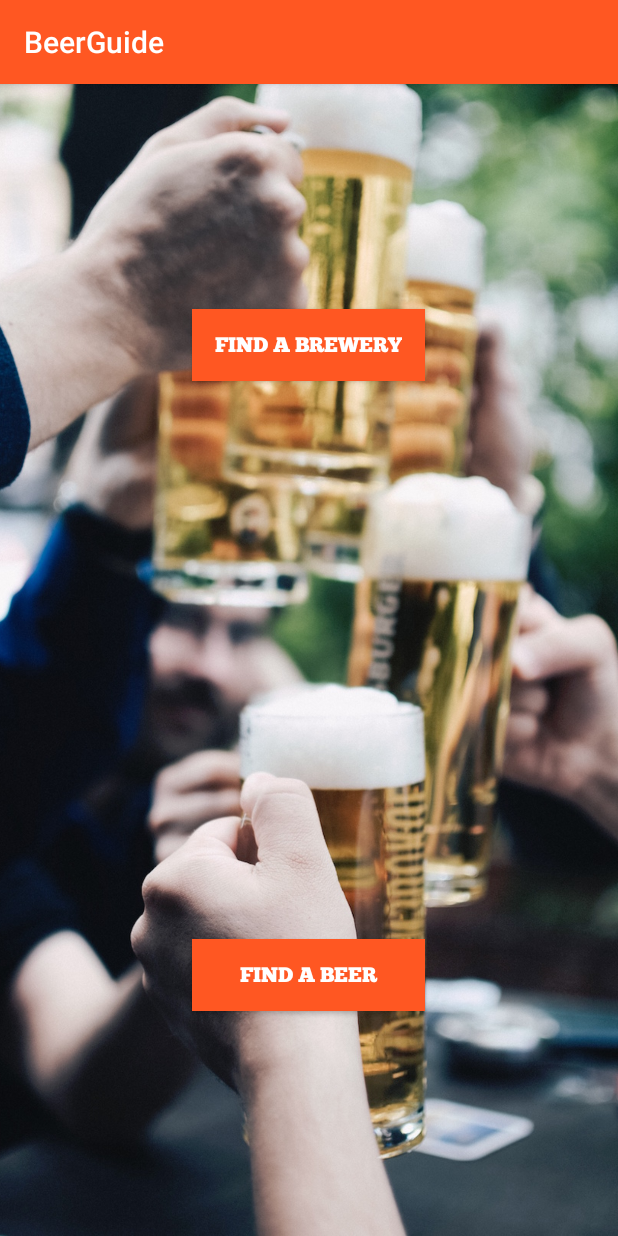
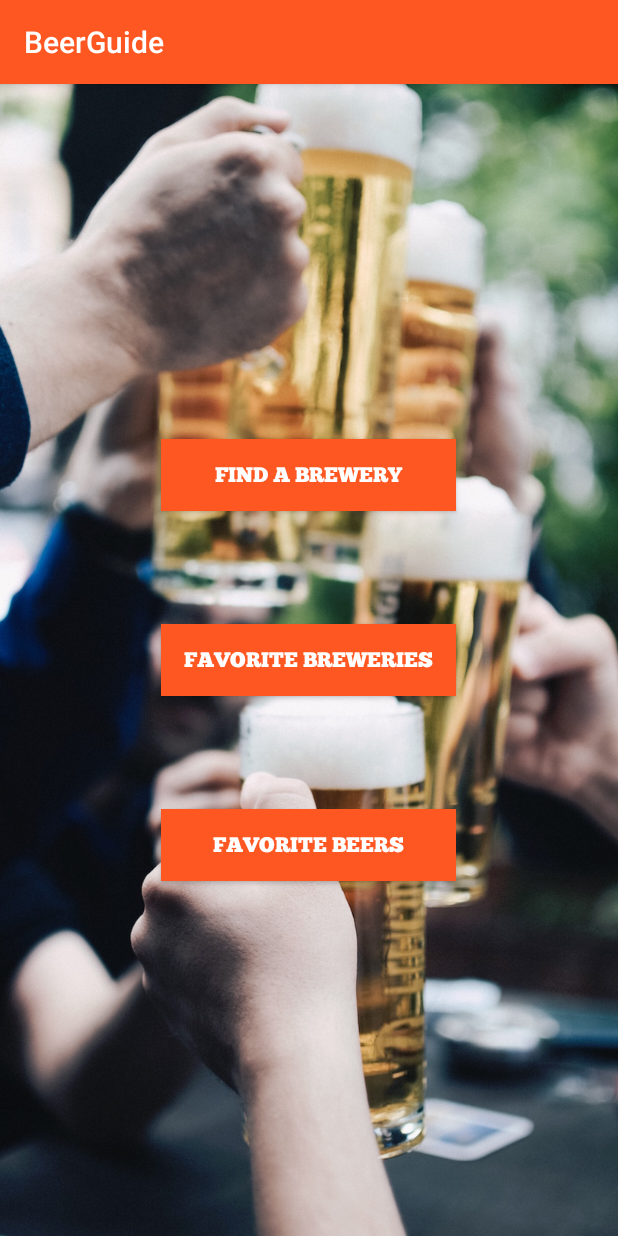
Before and after one commit to crneff84/BeerGuide, an Android app: the screen it shows after launch (MainActivity), on a phone screen of 412 x 824 dp. Run offline under Robolectric (Android 15) with nearby library versions, the phone set to English and light mode, and no system bars; our stand-ins replace ButterKnife.

Commit message:
add styling to beer and brewery activiies and fix edit text boxes to single line

```diff
--- a/app/src/main/java/com/epicodus/beerguide/BeerActivity.java
+++ b/app/src/main/java/com/epicodus/beerguide/BeerActivity.java
@@ -1,5 +1,6 @@
 package com.epicodus.beerguide;
 
+import android.graphics.Typeface;
 import android.support.v7.app.AppCompatActivity;
 import android.os.Bundle;
 import android.view.View;
@@ -26,6 +27,9 @@ public class BeerActivity extends AppCompatActivity {
         setContentView(R.layout.activity_beer);
         ButterKnife.bind(this);
 
+        Typeface chunkFiveFont = Typeface.createFromAsset(getAssets(), "fonts/Chunkfive.otf");
+        mBeerAddButton.setTypeface(chunkFiveFont);
+
         mBeerAddButton.setOnClickListener(new View.OnClickListener(){
             @Override
             public void onClick(View v) {
--- a/app/src/main/java/com/epicodus/beerguide/BreweriesActivity.java
+++ b/app/src/main/java/com/epicodus/beerguide/BreweriesActivity.java
@@ -1,6 +1,7 @@
 package com.epicodus.beerguide;
 
 import android.content.Intent;
+import android.graphics.Typeface;
 import android.support.v7.app.AppCompatActivity;
 import android.os.Bundle;
 import android.util.Log;
@@ -29,6 +30,10 @@ public class BreweriesActivity extends AppCompatActivity {
         setContentView(R.layout.activity_breweries2);
         ButterKnife.bind(this);
 
+        Typeface chunkFiveFont = Typeface.createFromAsset(getAssets(), "fonts/Chunkfive.otf");
+        mBreweryAddButton.setTypeface(chunkFiveFont);
+
+
         mBreweryAddButton.setOnClickListener(new View.OnClickListener(){
             @Override
             public void onClick(View v) {
--- a/app/src/main/java/com/epicodus/beerguide/MainActivity.java
+++ b/app/src/main/java/com/epicodus/beerguide/MainActivity.java
@@ -20,6 +20,7 @@ import butterknife.ButterKnife;
 public class MainActivity extends AppCompatActivity {
     @Bind(R.id.breweriesButton) Button mBreweriesButton;
     @Bind(R.id.beerButton) Button mBeerButton;
+    @Bind(R.id.findBreweryButton) Button mFindBreweryButton;
 
     @Override
     protected void onCreate(Bundle savedInstanceState) {
@@ -30,6 +31,7 @@ public class MainActivity extends AppCompatActivity {
         Typeface chunkFiveFont = Typeface.createFromAsset(getAssets(), "fonts/Chunkfive.otf");
         mBreweriesButton.setTypeface(chunkFiveFont);
         mBeerButton.setTypeface(chunkFiveFont);
+        mFindBreweryButton.setTypeface(chunkFiveFont);
 
         mBeerButton.setOnClickListener(new View.OnClickListener(){
             @Override
--- a/app/src/main/res/layout/activity_beer.xml
+++ b/app/src/main/res/layout/activity_beer.xml
@@ -14,6 +14,8 @@
         android:layout_height="wrap_content"
         android:id="@+id/beerEditText"
         android:background="@color/icons"
+        android:singleLine="true"
+        android:imeOptions="actionNext"
         android:layout_marginTop="10dp"
         android:layout_alignLeft="@+id/beerAddButton"
         android:layout_alignStart="@+id/beerAddButton"
@@ -23,6 +25,9 @@
     <Button
         android:layout_width="wrap_content"
         android:layout_height="wrap_content"
+        android:background="@color/primary"
+        android:textColor="@color/icons"
+        android:padding="15dp"
         android:layout_marginTop="10dp"
         android:text="Add to Favorites"
         android:id="@+id/beerAddButton"
--- a/app/src/main/res/layout/activity_breweries2.xml
+++ b/app/src/main/res/layout/activity_breweries2.xml
@@ -14,6 +14,8 @@
         android:layout_height="wrap_content"
         android:id="@+id/breweryEditText"
         android:background="@color/icons"
+        android:singleLine="true"
+        android:imeOptions="actionNext"
         android:layout_marginTop="10dp"
         android:layout_alignLeft="@+id/breweryAddButton"
         android:layout_alignStart="@+id/breweryAddButton"
@@ -23,6 +25,9 @@
     <Button
         android:layout_width="wrap_content"
         android:layout_height="wrap_content"
+        android:background="@color/primary"
+        android:textColor="@color/icons"
+        android:padding="15dp"
         android:layout_marginTop="10dp"
         android:text="Add to Favorites"
         android:id="@+id/breweryAddButton"
--- a/app/src/main/res/layout/activity_main.xml
+++ b/app/src/main/res/layout/activity_main.xml
@@ -17,28 +17,42 @@
     <Button
         android:layout_width="wrap_content"
         android:layout_height="wrap_content"
-        android:text="Find a Brewery"
+        android:text="Favorite Breweries"
         android:id="@+id/breweriesButton"
         android:textColor="@color/icons"
-        android:layout_marginTop="150dp"
         android:background="@color/primary"
         android:padding="15dp"
-        android:layout_alignParentTop="true"
+        android:layout_centerVertical="true"
         android:layout_centerHorizontal="true" />
 
     <Button
         android:layout_width="wrap_content"
         android:layout_height="wrap_content"
-        android:text="Find a Beer"
+        android:text="Favorite Beers"
         android:id="@+id/beerButton"
         android:background="@color/primary"
         android:textColor="@color/icons"
         android:padding="15dp"
-        android:layout_alignParentBottom="true"
+        android:layout_below="@id/breweriesButton"
         android:layout_alignLeft="@+id/breweriesButton"
         android:layout_alignStart="@+id/breweriesButton"
-        android:layout_marginBottom="150dp"
+        android:layout_marginTop="75dp"
         android:layout_alignRight="@+id/breweriesButton"
         android:layout_alignEnd="@+id/breweriesButton" />
 
+    <Button
+        android:layout_width="wrap_content"
+        android:layout_height="wrap_content"
+        android:text="Find a Brewery"
+        android:id="@+id/findBreweryButton"
+        android:textColor="@color/icons"
+        android:background="@color/primary"
+        android:padding="15dp"
+        android:layout_above="@+id/breweriesButton"
+        android:layout_alignRight="@+id/breweriesButton"
+        android:layout_alignEnd="@+id/breweriesButton"
+        android:layout_marginBottom="75dp"
+        android:layout_alignLeft="@+id/breweriesButton"
+        android:layout_alignStart="@+id/breweriesButton" />
+
 </RelativeLayout>
```
